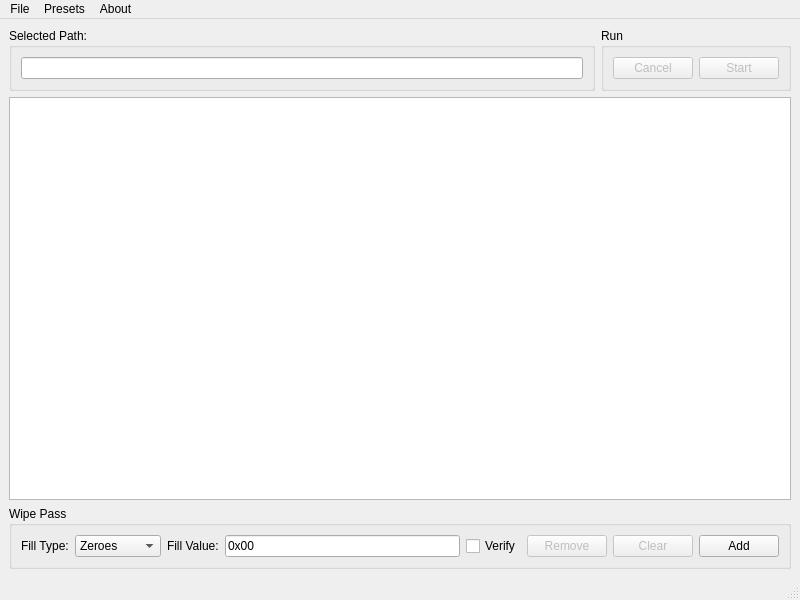
visuve/Tunkio, file TunkioGUI/MainWindow.ui: the form before one commit.
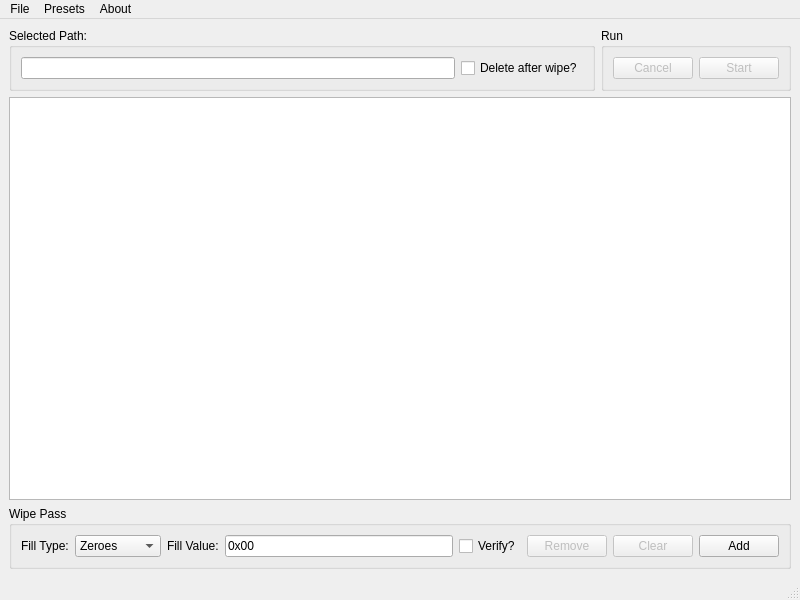
The form after the commit.

Commit message: Add option in GUI to delete after wipe

What changed in the file:
```diff
--- a/TunkioGUI/MainWindow.ui
+++ b/TunkioGUI/MainWindow.ui
@@ -28,6 +28,13 @@
          </property>
         </widget>
        </item>
+       <item>
+        <widget class="QCheckBox" name="checkBoxDelete">
+         <property name="text">
+          <string>Delete after wipe?</string>
+         </property>
+        </widget>
+       </item>
       </layout>
      </widget>
     </item>
@@ -146,7 +153,7 @@
        <item>
         <widget class="QCheckBox" name="checkBoxVerify">
          <property name="text">
-          <string>Verify</string>
+          <string>Verify?</string>
          </property>
         </widget>
        </item>
```
The commit also changes 3 other files.
